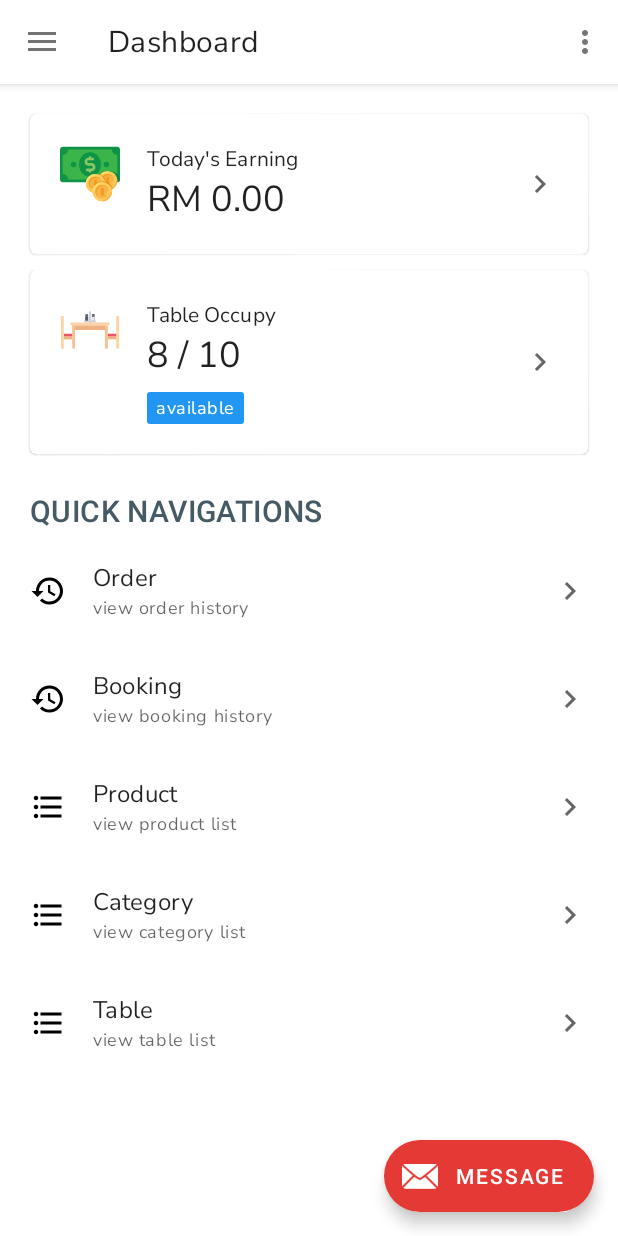
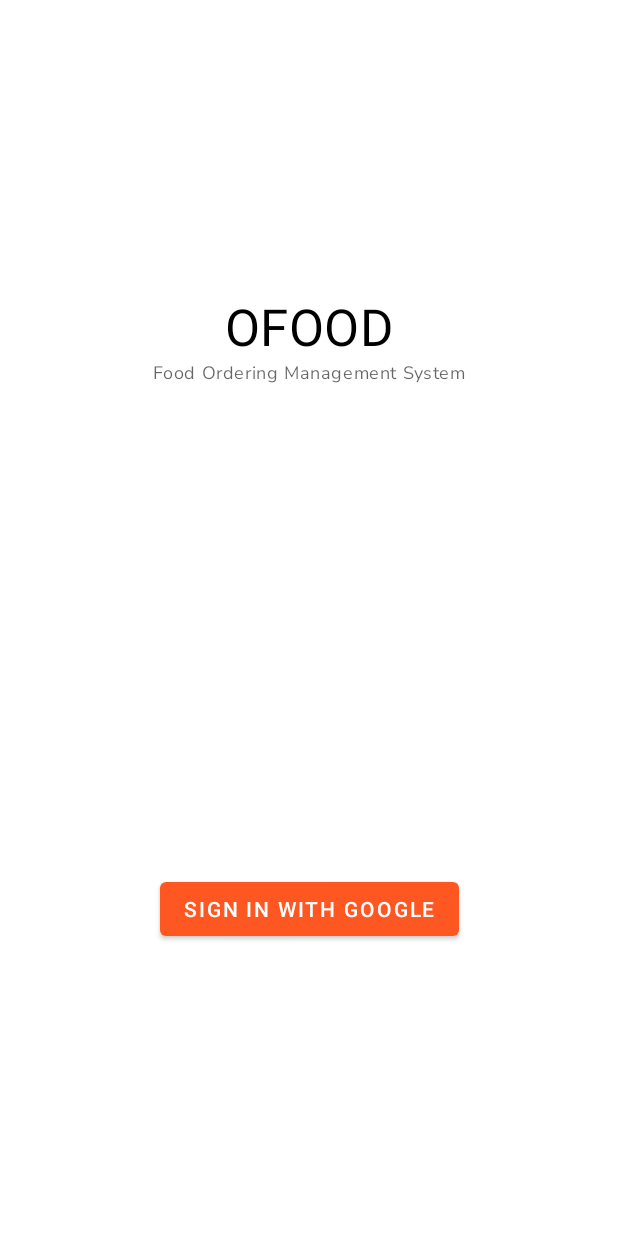
Before and after one commit to exzray/ofood_vendor, an Android app: the screen it shows after launch (MainActivity before the commit, LoginActivity after it), on a phone screen of 412 x 824 dp. Run offline under Robolectric (Android 15) with nearby library versions, the phone set to English and light mode, and no system bars; our stand-ins replace Firebase (no records; nobody signed in at launch, a user with empty details on screens opened directly), data binding.

Commit message:
add LoginActivity

```diff
--- a/app/build.gradle
+++ b/app/build.gradle
@@ -57,6 +57,7 @@ dependencies {
     // firebase library
     implementation 'com.google.firebase:firebase-auth:20.0.1'
     implementation 'com.google.firebase:firebase-firestore:22.0.1'
+    implementation 'com.google.android.gms:play-services-auth:19.0.0'
 
     // download library
     implementation 'com.github.Drjacky:ImagePicker:1.7.10'
--- /dev/null
+++ b/app/src/main/java/com/exzray/ofoodvendor/activitylogin/LoginActivity.java
@@ -0,0 +1,44 @@
+package com.exzray.ofoodvendor.activitylogin;
+
+import android.os.Bundle;
+import android.widget.Toast;
+
+import androidx.appcompat.app.AppCompatActivity;
+import androidx.lifecycle.ViewModelProvider;
+
+import com.exzray.ofoodvendor.databinding.ActivityLoginBinding;
+import com.google.firebase.auth.FirebaseUser;
+
+public class LoginActivity extends AppCompatActivity {
+
+    private ActivityLoginBinding binding;
+    private LoginViewModel view_model;
+
+    @Override
+    protected void onCreate(Bundle savedInstanceState) {
+        super.onCreate(savedInstanceState);
+
+        binding = ActivityLoginBinding.inflate(getLayoutInflater());
+        view_model = new ViewModelProvider(this).get(LoginViewModel.class);
+
+        view_model
+                .getUser()
+                .observe(this, this::updateUI);
+
+        setContentView(binding.getRoot());
+    }
+
+    @Override
+    protected void onStart() {
+        super.onStart();
+
+        view_model.authenticate();
+    }
+
+    private void updateUI(FirebaseUser user) {
+
+        if (user != null)
+            Toast.makeText(this, "do something", Toast.LENGTH_SHORT).show();
+
+    }
+}
--- /dev/null
+++ b/app/src/main/java/com/exzray/ofoodvendor/activitylogin/LoginViewModel.java
@@ -0,0 +1,21 @@
+package com.exzray.ofoodvendor.activitylogin;
+
+import androidx.lifecycle.LiveData;
+import androidx.lifecycle.MutableLiveData;
+import androidx.lifecycle.ViewModel;
+
+import com.exzray.ofoodvendor.utility.Firebase;
+import com.google.firebase.auth.FirebaseUser;
+
+public class LoginViewModel extends ViewModel {
+
+    private final MutableLiveData<FirebaseUser> user = new MutableLiveData<>();
+
+    public LiveData<FirebaseUser> getUser() {
+        return user;
+    }
+
+    public void authenticate() {
+        user.setValue(Firebase.getFirebaseUser());
+    }
+}
--- /dev/null
+++ b/app/src/main/java/com/exzray/ofoodvendor/activitylogin/ui/LoginSigninFragment.java
@@ -0,0 +1,89 @@
+package com.exzray.ofoodvendor.activitylogin.ui;
+
+import android.content.Intent;
+import android.os.Bundle;
+import android.view.LayoutInflater;
+import android.view.View;
+import android.view.ViewGroup;
+import android.widget.Toast;
+
+import androidx.annotation.NonNull;
+import androidx.annotation.Nullable;
+import androidx.fragment.app.Fragment;
+import androidx.lifecycle.ViewModelProvider;
+
+import com.exzray.ofoodvendor.activitylogin.LoginViewModel;
+import com.exzray.ofoodvendor.databinding.FragmentLoginSigninBinding;
+import com.exzray.ofoodvendor.utility.Firebase;
+import com.exzray.ofoodvendor.utility.Helper;
+import com.google.android.gms.auth.api.signin.GoogleSignIn;
+import com.google.android.gms.auth.api.signin.GoogleSignInAccount;
+import com.google.android.gms.common.api.ApiException;
+import com.google.android.gms.tasks.Task;
+import com.google.firebase.auth.AuthCredential;
+import com.google.firebase.auth.GoogleAuthProvider;
+
+import org.jetbrains.annotations.NotNull;
+
+public class LoginSigninFragment extends Fragment {
+
+    private static final int REQUEST_CODE_GOOGLE = 1001;
+
+    private FragmentLoginSigninBinding binding;
+    private LoginViewModel view_model_activity;
+    private LoginSigninViewModel view_model_fragment;
+
+
+    @Override
+    public View onCreateView(@NonNull LayoutInflater inflater, @Nullable ViewGroup container,
+                             @Nullable Bundle savedInstanceState) {
+        binding = FragmentLoginSigninBinding.inflate(inflater, container, false);
+        view_model_activity = new ViewModelProvider(requireActivity()).get(LoginViewModel.class);
+        view_model_fragment = new ViewModelProvider(this).get(LoginSigninViewModel.class);
+
+        return binding.getRoot();
+    }
+
+    @Override
+    public void onViewCreated(@NonNull @NotNull View view, @Nullable @org.jetbrains.annotations.Nullable Bundle savedInstanceState) {
+        super.onViewCreated(view, savedInstanceState);
+
+        binding.setFragment(this);
+    }
+
+    @Override
+    public void onActivityResult(int requestCode, int resultCode, @Nullable @org.jetbrains.annotations.Nullable Intent data) {
+        super.onActivityResult(requestCode, resultCode, data);
+
+        if (requestCode == REQUEST_CODE_GOOGLE) {
+            Task<GoogleSignInAccount> task = GoogleSignIn.getSignedInAccountFromIntent(data);
+            try {
+                GoogleSignInAccount account = task.getResult(ApiException.class);
+                assert account != null;
+                signInFirebase(account.getIdToken());
+
+            } catch (ApiException e) {
+                Toast.makeText(requireContext(), "error: " + e.getMessage(), Toast.LENGTH_SHORT).show();
+            }
+        }
+    }
+
+    private void signInFirebase(String token) {
+        binding.button.setEnabled(false);
+
+        AuthCredential credential = GoogleAuthProvider.getCredential(token, null);
+        Firebase
+                .getFirebaseAuth()
+                .signInWithCredential(credential)
+                .addOnSuccessListener(result -> view_model_activity.authenticate())
+                .addOnFailureListener(e -> {
+                    binding.button.setEnabled(true);
+                    Toast.makeText(requireContext(), e.getMessage(), Toast.LENGTH_SHORT).show();
+                });
+    }
+
+    public void buttonClick() {
+        Intent intent = Helper.getGoogleSignInClient(requireContext()).getSignInIntent();
+        startActivityForResult(intent, REQUEST_CODE_GOOGLE);
+    }
+}
--- /dev/null
+++ b/app/src/main/java/com/exzray/ofoodvendor/activitylogin/ui/LoginSigninViewModel.java
@@ -0,0 +1,7 @@
+package com.exzray.ofoodvendor.activitylogin.ui;
+
+import androidx.lifecycle.ViewModel;
+
+public class LoginSigninViewModel extends ViewModel {
+    // TODO: Implement the ViewModel
+}
--- /dev/null
+++ b/app/src/main/res/layout/activity_login.xml
@@ -0,0 +1,21 @@
+<?xml version="1.0" encoding="utf-8"?>
+<layout>
+
+    <androidx.coordinatorlayout.widget.CoordinatorLayout xmlns:android="http://schemas.android.com/apk/res/android"
+        xmlns:app="http://schemas.android.com/apk/res-auto"
+        xmlns:tools="http://schemas.android.com/tools"
+        android:layout_width="match_parent"
+        android:layout_height="match_parent"
+        tools:context=".activitylogin.LoginActivity">
+
+        <androidx.fragment.app.FragmentContainerView
+            android:id="@+id/host"
+            android:name="androidx.navigation.fragment.NavHostFragment"
+            android:layout_width="match_parent"
+            android:layout_height="match_parent"
+            app:defaultNavHost="true"
+            app:navGraph="@navigation/login_navigation" />
+
+    </androidx.coordinatorlayout.widget.CoordinatorLayout>
+
+</layout>
--- /dev/null
+++ b/app/src/main/res/layout/fragment_login_signin.xml
@@ -0,0 +1,61 @@
+<?xml version="1.0" encoding="utf-8"?>
+<layout>
+
+    <data>
+
+        <variable
+            name="fragment"
+            type="com.exzray.ofoodvendor.activitylogin.ui.LoginSigninFragment" />
+
+    </data>
+
+    <FrameLayout xmlns:android="http://schemas.android.com/apk/res/android"
+        xmlns:app="http://schemas.android.com/apk/res-auto"
+        xmlns:tools="http://schemas.android.com/tools"
+        android:layout_width="match_parent"
+        android:layout_height="match_parent"
+        tools:context=".activitylogin.ui.LoginSigninFragment">
+
+        <androidx.constraintlayout.widget.ConstraintLayout
+            android:layout_width="match_parent"
+            android:layout_height="match_parent">
+
+            <TextView
+                android:id="@+id/text_title"
+                style="@style/TextAppearance.MaterialComponents.Headline4"
+                android:layout_width="wrap_content"
+                android:layout_height="wrap_content"
+                android:text="OFOOD"
+                android:textColor="@color/black"
+                app:layout_constraintBottom_toBottomOf="parent"
+                app:layout_constraintEnd_toEndOf="parent"
+                app:layout_constraintStart_toStartOf="parent"
+                app:layout_constraintTop_toTopOf="parent"
+                app:layout_constraintVertical_bias=".25" />
+
+            <TextView
+                style="@style/TextAppearance.App.Caption"
+                android:layout_width="wrap_content"
+                android:layout_height="wrap_content"
+                android:text="Food Ordering Management System"
+                app:layout_constraintEnd_toEndOf="parent"
+                app:layout_constraintStart_toStartOf="parent"
+                app:layout_constraintTop_toBottomOf="@id/text_title" />
+
+            <Button
+                android:id="@+id/button"
+                android:layout_width="wrap_content"
+                android:layout_height="wrap_content"
+                android:onClick="@{() -> fragment.buttonClick()}"
+                android:text="@string/common_signin_button_text_long"
+                app:layout_constraintBottom_toBottomOf="parent"
+                app:layout_constraintEnd_toEndOf="parent"
+                app:layout_constraintStart_toStartOf="parent"
+                app:layout_constraintTop_toTopOf="parent"
+                app:layout_constraintVertical_bias=".75" />
+
+        </androidx.constraintlayout.widget.ConstraintLayout>
+
+    </FrameLayout>
+
+</layout>
--- a/app/src/main/res/menu/main_drawer.xml
+++ b/app/src/main/res/menu/main_drawer.xml
@@ -22,7 +22,9 @@
 
     </group>
 
-    <group android:id="@+id/secondary">
+    <group
+        android:id="@+id/secondary"
+        android:checkableBehavior="single">
 
         <item
             android:id="@+id/nav_account"
--- /dev/null
+++ b/app/src/main/res/navigation/login_navigation.xml
@@ -0,0 +1,20 @@
+<?xml version="1.0" encoding="utf-8"?>
+<navigation xmlns:android="http://schemas.android.com/apk/res/android"
+    xmlns:app="http://schemas.android.com/apk/res-auto"
+    xmlns:tools="http://schemas.android.com/tools"
+    android:id="@+id/login_navigation"
+    app:startDestination="@id/nav_login_signin">
+
+    <fragment
+        android:id="@+id/nav_login_signin"
+        android:name="com.exzray.ofoodvendor.activitylogin.ui.LoginSigninFragment"
+        android:label="Sign In"
+        tools:layout="@layout/fragment_login_signin" />
+
+    <fragment
+        android:id="@+id/nav_login_signup"
+        android:name="com.exzray.ofoodvendor.activitylogin.ui.LoginSignupFragment"
+        android:label="Sign Up"
+        tools:layout="@layout/fragment_login_signup" />
+
+</navigation>
```
Also changed, not shown: app/src/main/AndroidManifest.xml (+2 -8 lines), app/src/main/java/com/exzray/ofoodvendor/activitylogin/ui/LoginSignupFragment.java (added, +38 -0 lines), app/src/main/java/com/exzray/ofoodvendor/activitylogin/ui/LoginSignupViewModel.java (added, +7 -0 lines), app/src/main/java/com/exzray/ofoodvendor/utility/Firebase.java (added, +46 -0 lines), app/src/main/java/com/exzray/ofoodvendor/utility/Helper.java (+14 -0 lines), app/src/main/res/layout/fragment_login_signup.xml (added, +15 -0 lines).
